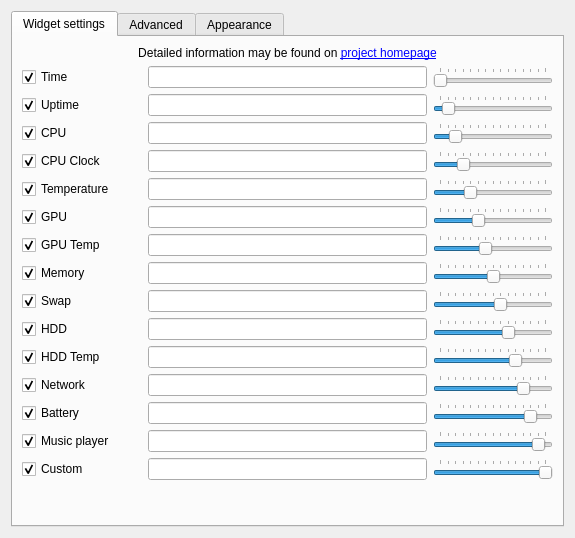
The window that sources/ptm/contents/ui/configwindow.ui (arcan1s/awesome-widgets) describes before a commit, drawn with Qt 5.
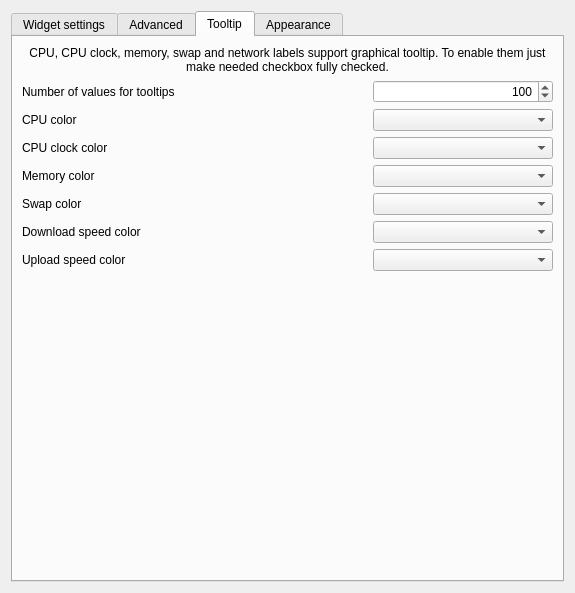
The same window after the commit. The open tabs and pages were chosen to show the change. Custom widgets are drawn as their Qt base class.

```diff
--- a/sources/ptm/contents/ui/configwindow.ui
+++ b/sources/ptm/contents/ui/configwindow.ui
@@ -7,7 +7,7 @@
     <x>0</x>
     <y>0</y>
     <width>575</width>
-    <height>538</height>
+    <height>593</height>
    </rect>
   </property>
   <property name="sizePolicy">
@@ -50,6 +50,9 @@
          <property name="alignment">
           <set>Qt::AlignCenter</set>
          </property>
+         <property name="wordWrap">
+          <bool>true</bool>
+         </property>
         </widget>
        </item>
        <item>
@@ -1394,6 +1397,334 @@
        </item>
       </layout>
      </widget>
+     <widget class="QWidget" name="tab">
+      <attribute name="title">
+       <string>Tooltip</string>
+      </attribute>
+      <layout class="QVBoxLayout" name="verticalLayout_4">
+       <item>
+        <widget class="QLabel" name="label_tooltip">
+         <property name="text">
+          <string>CPU, CPU clock, memory, swap and network labels support graphical tooltip. To enable them just make needed checkbox fully checked.</string>
+         </property>
+         <property name="alignment">
+          <set>Qt::AlignCenter</set>
+         </property>
+         <property name="wordWrap">
+          <bool>true</bool>
+         </property>
+        </widget>
+       </item>
+       <item>
+        <layout class="QHBoxLayout" name="layout_tooltipNum">
+         <item>
+          <widget class="QLabel" name="label_tooltipNum">
+           <property name="minimumSize">
+            <size>
+             <width>120</width>
+             <height>0</height>
+            </size>
+           </property>
+           <property name="text">
+            <string>Number of values for tooltips</string>
+           </property>
+          </widget>
+         </item>
+         <item>
+          <spacer name="spacer_tooltipNum">
+           <property name="orientation">
+            <enum>Qt::Horizontal</enum>
+           </property>
+           <property name="sizeHint" stdset="0">
+            <size>
+             <width>40</width>
+             <height>19</height>
+            </size>
+           </property>
+          </spacer>
+         </item>
+         <item>
+          <widget class="QSpinBox" name="spinBox_tooltipNum">
+           <property name="minimumSize">
+            <size>
+             <width>180</width>
+             <height>0</height>
+            </size>
+           </property>
+           <property name="alignment">
+            <set>Qt::AlignRight|Qt::AlignTrailing|Qt::AlignVCenter</set>
+           </property>
+           <property name="minimum">
+            <number>50</number>
+           </property>
+           <property name="maximum">
+            <number>1000</number>
+           </property>
+           <property name="singleStep">
+            <number>25</number>
+           </property>
+           <property name="value">
+            <number>100</number>
+           </property>
+          </widget>
+         </item>
+        </layout>
+       </item>
+       <item>
+        <layout class="QHBoxLayout" name="layout_cpuColor">
+         <item>
+          <widget class="QLabel" name="label_cpuColor">
+           <property name="minimumSize">
+            <size>
+             <width>120</width>
+             <height>0</height>
+            </size>
+           </property>
+           <property name="text">
+            <string>CPU color</string>
+           </property>
+          </widget>
+         </item>
+         <item>
+          <spacer name="spacer_cpuColor">
+           <property name="orientation">
+            <enum>Qt::Horizontal</enum>
+           </property>
+           <property name="sizeHint" stdset="0">
+            <size>
+             <width>40</width>
+             <height>20</height>
+            </size>
+           </property>
+          </spacer>
+         </item>
+         <item>
+          <widget class="KColorCombo" name="kcolorcombo_cpu">
+           <property name="minimumSize">
+            <size>
+             <width>180</width>
+             <height>0</height>
+            </size>
+           </property>
+          </widget>
+         </item>
+        </layout>
+       </item>
+       <item>
+        <layout class="QHBoxLayout" name="layout_cpuclockColor">
+         <item>
+          <widget class="QLabel" name="label_cpuclockColor">
+           <property name="minimumSize">
+            <size>
+             <width>120</width>
+             <height>0</height>
+            </size>
+           </property>
+           <property name="text">
+            <string>CPU clock color</string>
+           </property>
+          </widget>
+         </item>
+         <item>
+          <spacer name="spacer_cpuclockColor">
+           <property name="orientation">
+            <enum>Qt::Horizontal</enum>
+           </property>
+           <property name="sizeHint" stdset="0">
+            <size>
+             <width>40</width>
+             <height>20</height>
+            </size>
+           </property>
+          </spacer>
+         </item>
+         <item>
+          <widget class="KColorCombo" name="kcolorcombo_cpuclock">
+           <property name="minimumSize">
+            <size>
+             <width>180</width>
+             <height>0</height>
+            </size>
+           </property>
+          </widget>
+         </item>
+        </layout>
+       </item>
+       <item>
+        <layout class="QHBoxLayout" name="layout_memColor">
+         <item>
+          <widget class="QLabel" name="label_memColor">
+           <property name="minimumSize">
+            <size>
+             <width>120</width>
+             <height>0</height>
+            </size>
+           </property>
+           <property name="text">
+            <string>Memory color</string>
+           </property>
+          </widget>
+         </item>
+         <item>
+          <spacer name="spacer_memColor">
+           <property name="orientation">
+            <enum>Qt::Horizontal</enum>
+           </property>
+           <property name="sizeHint" stdset="0">
+            <size>
+             <width>40</width>
+             <height>20</height>
+            </size>
+           </property>
+          </spacer>
+         </item>
+         <item>
+          <widget class="KColorCombo" name="kcolorcombo_mem">
+           <property name="minimumSize">
+            <size>
+             <width>180</width>
+             <height>0</height>
+            </size>
+           </property>
+          </widget>
+         </item>
+        </layout>
+       </item>
+       <item>
+        <layout class="QHBoxLayout" name="layout_swapColor">
+         <item>
+          <widget class="QLabel" name="label_swapColor">
+           <property name="minimumSize">
+            <size>
+             <width>120</width>
+             <height>0</height>
+            </size>
+           </property>
+           <property name="text">
+            <string>Swap color</string>
+           </property>
+          </widget>
+         </item>
+         <item>
+          <spacer name="spacer_swapColor">
+           <property name="orientation">
+            <enum>Qt::Horizontal</enum>
+           </property>
+           <property name="sizeHint" stdset="0">
+            <size>
+             <width>40</width>
+             <height>20</height>
+            </size>
+           </property>
+          </spacer>
+         </item>
+         <item>
+          <widget class="KColorCombo" name="kcolorcombo_swap">
+           <property name="minimumSize">
+            <size>
+             <width>180</width>
+             <height>0</height>
+            </size>
+           </property>
+          </widget>
+         </item>
+        </layout>
+       </item>
+       <item>
+        <layout class="QHBoxLayout" name="layout_downColor">
+         <item>
+          <widget class="QLabel" name="label_downColor">
+           <property name="minimumSize">
+            <size>
+             <width>120</width>
+             <height>0</height>
+            </size>
+           </property>
+           <property name="text">
+            <string>Download speed color</string>
+           </property>
+          </widget>
+         </item>
+         <item>
+          <spacer name="spacer_downColor">
+           <property name="orientation">
+            <enum>Qt::Horizontal</enum>
+           </property>
+           <property name="sizeHint" stdset="0">
+            <size>
+             <width>40</width>
+             <height>20</height>
+            </size>
+           </property>
+          </spacer>
+         </item>
+         <item>
+          <widget class="KColorCombo" name="kcolorcombo_down">
+           <property name="minimumSize">
+            <size>
+             <width>180</width>
+             <height>0</height>
+            </size>
+           </property>
+          </widget>
+         </item>
+        </layout>
+       </item>
+       <item>
+        <layout class="QHBoxLayout" name="layout_upColor">
+         <item>
+          <widget class="QLabel" name="label_upColor">
+           <property name="minimumSize">
+            <size>
+             <width>120</width>
+             <height>0</height>
+            </size>
+           </property>
+           <property name="text">
+            <string>Upload speed color</string>
+           </property>
+          </widget>
+         </item>
+         <item>
+          <spacer name="spacer_upColor">
+           <property name="orientation">
+            <enum>Qt::Horizontal</enum>
+           </property>
+           <property name="sizeHint" stdset="0">
+            <size>
+             <width>40</width>
+             <height>20</height>
+            </size>
+           </property>
+          </spacer>
+         </item>
+         <item>
+          <widget class="KColorCombo" name="kcolorcombo_up">
+           <property name="minimumSize">
+            <size>
+             <width>180</width>
+             <height>0</height>
+            </size>
+           </property>
+          </widget>
+         </item>
+        </layout>
+       </item>
+       <item>
+        <spacer name="spacer_tooltip">
+         <property name="orientation">
+          <enum>Qt::Vertical</enum>
+         </property>
+         <property name="sizeHint" stdset="0">
+          <size>
+           <width>20</width>
+           <height>289</height>
+          </size>
+         </property>
+        </spacer>
+       </item>
+      </layout>
+     </widget>
      <widget class="QWidget" name="appearance">
       <attribute name="title">
        <string>Appearance</string>
```
Left out of the diff: 24 changed lines with no effect on the pictures.
